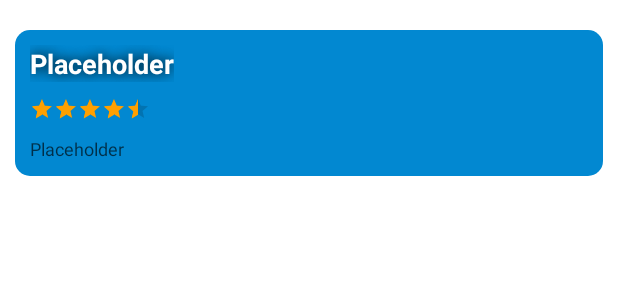
After one commit to Carr99/QuizApp, an Android app: the layout list_item.xml on its own in the app's theme, with its tools: preview values and no code run, on a phone screen of 412 x 824 dp. The commit adds this screen. Shown: the top 300 px of the screen. Run offline under Robolectric (Android 15) with nearby library versions, the phone set to English and light mode, and no system bars.

Commit message:
Games-list added

```diff
--- a/app/build.gradle
+++ b/app/build.gradle
@@ -49,5 +49,6 @@ dependencies {
     implementation platform('com.google.firebase:firebase-bom:26.5.0')
     implementation 'com.google.firebase:firebase-auth-ktx'
     implementation 'com.google.firebase:firebase-firestore-ktx'
+    implementation 'com.firebaseui:firebase-ui-firestore:7.1.1'
 
 }
--- /dev/null
+++ b/app/src/main/res/drawable/rounded.xml
@@ -0,0 +1,5 @@
+<shape xmlns:android="http://schemas.android.com/apk/res/android">
+    <solid android:color="#0288D1"/>
+    <corners android:radius="10dp"/>
+    <padding android:left="0dp" android:top="0dp" android:right="0dp" android:bottom="0dp" />
+</shape>
--- /dev/null
+++ b/app/src/main/res/layout/list_item.xml
@@ -0,0 +1,54 @@
+<?xml version="1.0" encoding="utf-8"?>
+<LinearLayout xmlns:android="http://schemas.android.com/apk/res/android"
+    android:layout_width="match_parent"
+    android:layout_height="match_parent"
+    android:orientation="vertical">
+
+    <LinearLayout
+        android:id="@+id/list_row"
+        android:layout_width="match_parent"
+        android:layout_height="wrap_content"
+        android:layout_marginHorizontal="10dp"
+        android:layout_marginTop="20dp"
+        android:layout_marginBottom="50dp"
+        android:background="@drawable/rounded"
+        android:orientation="vertical">
+
+        <TextView
+            android:id="@+id/list_name"
+            android:layout_width="wrap_content"
+            android:layout_height="wrap_content"
+            android:layout_marginStart="10dp"
+            android:layout_marginTop="10dp"
+            android:shadowColor="@color/black"
+            android:shadowRadius="10"
+            android:text="Placeholder"
+            android:textColor="#fff"
+            android:textSize="18sp"
+            android:textStyle="bold" />
+
+        <RatingBar
+            android:id="@+id/list_rating"
+            style="?android:attr/ratingBarStyleSmall"
+            android:layout_width="wrap_content"
+            android:layout_height="wrap_content"
+            android:layout_marginStart="10dp"
+            android:layout_marginTop="10dp"
+            android:numStars="5"
+            android:progressTint="#FFA000"
+            android:rating="4.5"
+            android:secondaryProgressTint="#FFA000"
+            android:stepSize="0.1" />
+
+        <TextView
+            android:id="@+id/list_creator"
+            android:layout_width="wrap_content"
+            android:layout_height="wrap_content"
+            android:layout_marginStart="10dp"
+            android:layout_marginTop="10dp"
+            android:layout_marginBottom="10dp"
+            android:text="Placeholder"
+            android:textColor="#A6000000"
+            android:textSize="12sp" />
+    </LinearLayout>
+</LinearLayout>
```
Also changed, not shown: app/src/main/java/com/example/quizgame/GameAdapter.kt (added, +48 -0 lines), app/src/main/java/com/example/quizgame/GameModel.kt (added, +9 -0 lines), app/src/main/java/com/example/quizgame/fragments/GamesFragment.kt (+48 -1 lines), app/src/main/res/layout/fragment_games.xml (+9 -2 lines).
